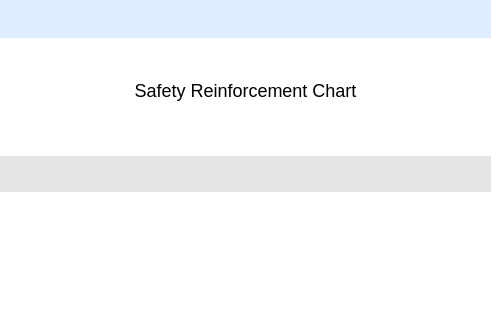
Old version of the form plugins/gui/br/reports/table.ui in the repository openeuler-mirror/ks-ssr; both pictures show x 176 to 667 and y 0 to 320 of the 830 by 1170 pixel window.
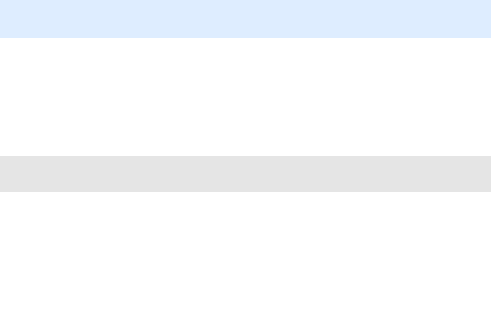
New version of the form. Icons and pictures are not drawn.

Commit message: fix（reports）：modify background color - 修改一些UI显示错误

The edit to the form file:
```diff
--- a/plugins/gui/br/reports/table.ui
+++ b/plugins/gui/br/reports/table.ui
@@ -91,7 +91,8 @@
      <property name="styleSheet">
       <string notr="true">font:NotoSansCJKsc-Regular;
 font-size:18px;
-background-color: transparent;</string>
+background-color: transparent;
+color:white;</string>
      </property>
      <property name="text">
       <string>Safety Reinforcement Chart</string>
```
